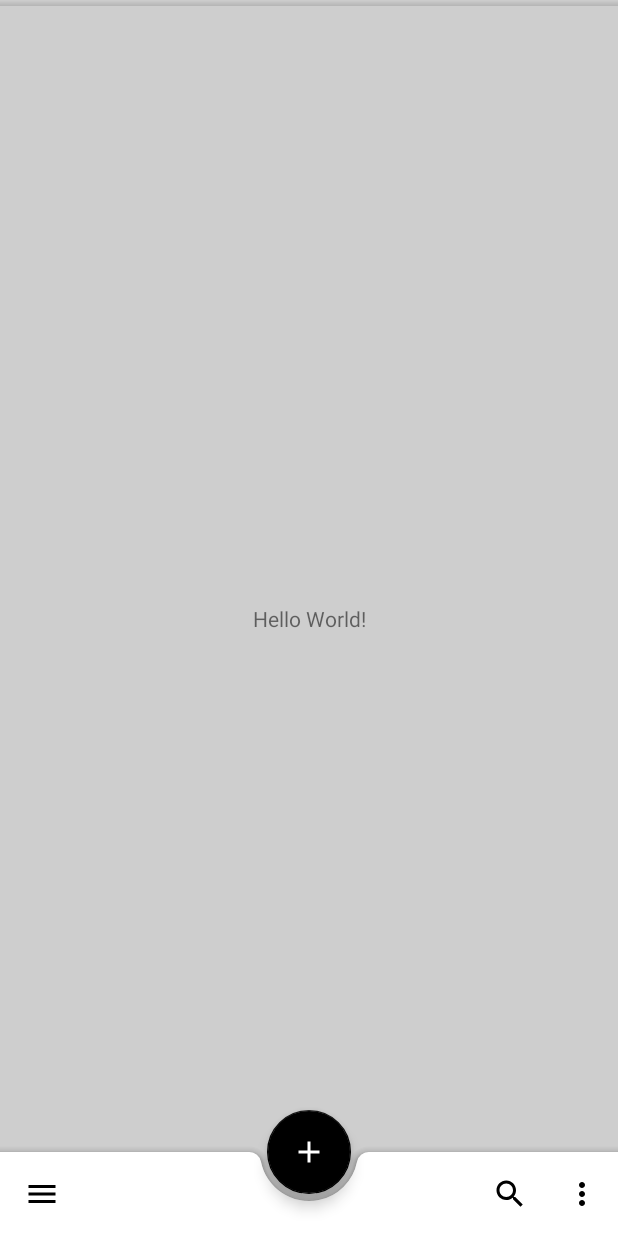
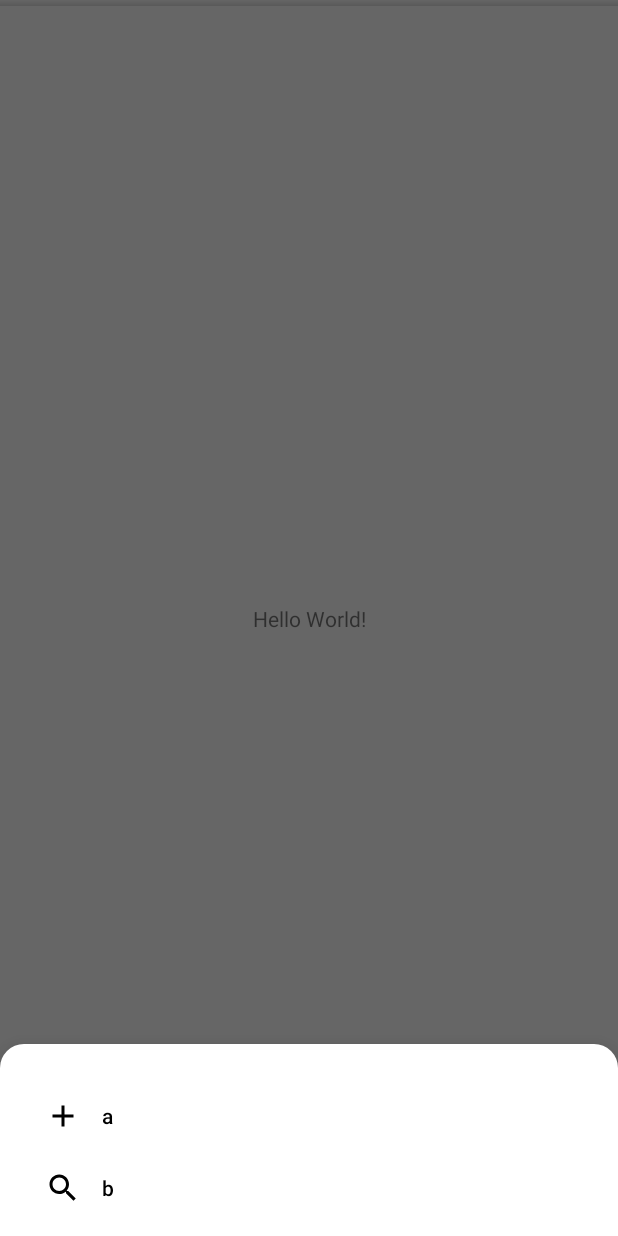
Before and after one commit to c-nguyen-prog/MaterialDesign2, an Android app: the screen it shows after launch (Main2Activity before the commit, MainActivity after it), after a tap on "xd", on a phone screen of 412 x 824 dp. Run offline under Robolectric (Android 15) with nearby library versions, the phone set to English and light mode, and no system bars.

Commit message:
Update options in BottomDialogs to have onClickListener

```diff
--- a/app/src/main/AndroidManifest.xml
+++ b/app/src/main/AndroidManifest.xml
@@ -10,8 +10,8 @@
         android:supportsRtl="true"
         android:theme="@style/AppTheme">
         <activity
-            android:name=".Main2Activity"
-            android:label="@string/title_activity_main2"
+            android:name=".MainActivity"
+            android:label="@string/title_activity_main"
             android:theme="@style/AppTheme.NoActionBar">
             <intent-filter>
                 <action android:name="android.intent.action.VIEW" />
--- a/app/src/main/java/de/chinguyen/materialdesign2/Main2Activity.java
+++ b/app/src/main/java/de/chinguyen/materialdesign2/MainActivity.java
@@ -3,9 +3,10 @@ package de.chinguyen.materialdesign2;
 import android.os.Bundle;
 
 import com.google.android.material.bottomappbar.BottomAppBar;
-import com.google.android.material.bottomsheet.BottomSheetDialogFragment;
 import com.google.android.material.floatingactionbutton.FloatingActionButton;
+import com.google.android.material.navigation.NavigationView;
 
+import androidx.annotation.NonNull;
 import androidx.appcompat.app.AppCompatActivity;
 
 import android.view.Menu;
@@ -14,33 +15,37 @@ import android.view.MenuItem;
 import android.view.View;
 import android.widget.Toast;
 
-public class Main2Activity extends AppCompatActivity {
+public class MainActivity extends AppCompatActivity {
 
     @Override
     protected void onCreate(Bundle savedInstanceState) {
         super.onCreate(savedInstanceState);
-        setContentView(R.layout.activity_main2);
+        setContentView(R.layout.activity_main);
+
+        //Declarations
+
+        // Set bottom app bar
         BottomAppBar bottomAppBar = (BottomAppBar) findViewById(R.id.bottom_app_bar);
         setSupportActionBar(bottomAppBar);
 
+        // Set FAB
         FloatingActionButton fab = findViewById(R.id.fab);
         fab.setOnClickListener(new View.OnClickListener() {
             @Override
             public void onClick(View view) {
-
-                //Snackbar.make(view, "Replace with your own action", Snackbar.LENGTH_LONG)
-                //        .setAction("Action", null).show();
-                Toast.makeText(Main2Activity.this, "FAB PRESSED", Toast.LENGTH_SHORT).show();
+                Toast.makeText(MainActivity.this, "FAB PRESSED", Toast.LENGTH_SHORT).show();
             }
         });
 
+        //Handle Navigation Button
         bottomAppBar.setNavigationOnClickListener(new View.OnClickListener() {
             @Override
             public void onClick(View v) {
-                RoundedBottomSheetDialogFragment bottomSheetDialogFragment = new RoundedBottomSheetDialogFragment();
-                bottomSheetDialogFragment.show(getSupportFragmentManager(), "bottomSheet");
+                NavigationBottomSheetFragment bottomSheetDialogFragment = new NavigationBottomSheetFragment();
+                bottomSheetDialogFragment.show(getSupportFragmentManager(), "navBottomSheet");
             }
         });
+
     }
 
 
@@ -55,15 +60,21 @@ public class Main2Activity extends AppCompatActivity {
     public boolean onOptionsItemSelected(MenuItem item) {
         // Handle item selection
         switch (item.getItemId()) {
+            //Handling Search Button
             case R.id.app_bar_search:
                 Toast.makeText(this, "Search", Toast.LENGTH_SHORT).show();
                 return true;
+
+            //Handle Options button
             case R.id.app_bar_more:
-                Toast.makeText(this, "More", Toast.LENGTH_SHORT).show();
+                OptionBottomSheetFragment optionBottomSheetFragment = new OptionBottomSheetFragment();
+                optionBottomSheetFragment.show(getSupportFragmentManager(), "optionBottomSheet");
+                //Toast.makeText(this, "More", Toast.LENGTH_SHORT).show();
                 return true;
 
             default:
                 return super.onOptionsItemSelected(item);
         }
     }
+
 }
--- /dev/null
+++ b/app/src/main/java/de/chinguyen/materialdesign2/OptionBottomSheetFragment.java
@@ -0,0 +1,53 @@
+package de.chinguyen.materialdesign2;
+
+import android.os.Bundle;
+import android.view.LayoutInflater;
+import android.view.MenuItem;
+import android.view.View;
+import android.view.ViewGroup;
+import android.widget.Toast;
+
+import com.google.android.material.bottomsheet.BottomSheetDialogFragment;
+import com.google.android.material.navigation.NavigationView;
+
+import androidx.annotation.NonNull;
+import androidx.annotation.Nullable;
+
+public class OptionBottomSheetFragment extends BottomSheetDialogFragment {
+
+    private View view = null;
+    @Override
+    public int getTheme() {
+        return R.style.BottomSheetDialogTheme;
+    }
+
+    @Nullable
+    @Override
+    public View onCreateView(@NonNull LayoutInflater inflater, @Nullable ViewGroup container, @Nullable Bundle savedInstanceState) {
+        view = inflater.inflate(R.layout.option_fragment_bottomsheet, container, false);
+        return view;
+    }
+
+    @Override
+    public void onActivityCreated(@Nullable Bundle savedInstanceState) {
+        super.onActivityCreated(savedInstanceState);
+
+        NavigationView optionView = (NavigationView) view.findViewById(R.id.options);
+        optionView.setNavigationItemSelectedListener(new NavigationView.OnNavigationItemSelectedListener() {
+            @Override
+            public boolean onNavigationItemSelected(@NonNull MenuItem item) {
+                switch (item.getItemId()) {
+                    case R.id.opt1:
+                        Toast.makeText(getContext(), "Opt1", Toast.LENGTH_SHORT).show();
+                        break;
+                    case R.id.opt2:
+                        Toast.makeText(getContext(), "Opt2", Toast.LENGTH_SHORT).show();
+                        break;
+                    default:
+                        break;
+                }
+                return false;
+            }
+        });
+    }
+}
--- a/app/src/main/res/layout/activity_main2.xml
+++ b/app/src/main/res/layout/activity_main.xml
@@ -5,8 +5,8 @@
     xmlns:tools="http://schemas.android.com/tools"
     android:layout_width="match_parent"
     android:layout_height="match_parent"
-    android:background="#cecece"
-    tools:context=".Main2Activity">
+    android:background="#fff"
+    tools:context=".MainActivity">
 
     <TextView
         android:layout_width="wrap_content"
@@ -30,8 +30,8 @@
             android:layout_height="wrap_content"
             android:layout_margin="2dp"
             app:srcCompat="@drawable/ic_add_white_24dp"
-            app:tint="@color/colorWhite"
-            app:backgroundTint="@color/colorBlack"
+            app:tint="@color/colorBlack"
+            app:backgroundTint="@color/colorWhite"
             app:fabSize="normal"
             app:layout_anchor="@id/bottom_app_bar" />
 
--- /dev/null
+++ b/app/src/main/res/layout/option_fragment_bottomsheet.xml
@@ -0,0 +1,24 @@
+<?xml version="1.0" encoding="utf-8"?>
+<androidx.constraintlayout.widget.ConstraintLayout
+    xmlns:app="http://schemas.android.com/apk/res-auto"
+    xmlns:tools="http://schemas.android.com/tools"
+    xmlns:android="http://schemas.android.com/apk/res/android"
+    android:layout_width="match_parent"
+    android:layout_height="wrap_content">
+
+
+    <com.google.android.material.navigation.NavigationView
+        android:id="@+id/options"
+        android:layout_width="match_parent"
+        android:layout_height="wrap_content"
+        android:layout_gravity="bottom"
+        android:layout_marginStart="8dp"
+        android:layout_marginTop="8dp"
+        android:layout_marginEnd="8dp"
+        app:layout_constraintEnd_toEndOf="parent"
+        app:layout_constraintStart_toStartOf="parent"
+        app:layout_constraintTop_toTopOf="parent"
+        app:menu="@menu/bottom_option_menu"/>
+
+
+</androidx.constraintlayout.widget.ConstraintLayout>
--- a/app/src/main/res/menu/bottom_app_bar_menu.xml
+++ b/app/src/main/res/menu/bottom_app_bar_menu.xml
@@ -2,7 +2,7 @@
 <menu xmlns:tools="http://schemas.android.com/tools"
     xmlns:app="http://schemas.android.com/apk/res-auto"
     xmlns:android="http://schemas.android.com/apk/res/android"
-    tools:context=".RoundedBottomSheetDialogFragment">
+    tools:context=".NavigationBottomSheetFragment">
 
     <item
         android:id="@+id/app_bar_search"
--- /dev/null
+++ b/app/src/main/res/menu/bottom_option_menu.xml
@@ -0,0 +1,19 @@
+<?xml version="1.0" encoding="utf-8"?>
+<menu xmlns:android="http://schemas.android.com/apk/res/android"
+    xmlns:app="http://schemas.android.com/apk/res-auto">
+    <group android:checkableBehavior="none">
+        <item
+            android:id="@+id/opt1"
+            android:icon="@drawable/ic_add_white_24dp"
+            android:title="a" />
+
+        <item
+            android:id="@+id/opt2"
+            android:icon="@drawable/ic_search_white_24dp"
+            android:title="b" />
+        <!--  <item
+              android:id="@+id/nav3"
+              android:icon="@drawable/baseline_forward_10_black_24"
+              android:title="@string/nav_item3" />-->
+    </group>
+</menu>
--- a/app/src/main/res/values/strings.xml
+++ b/app/src/main/res/values/strings.xml
@@ -1,4 +1,4 @@
 <resources>
     <string name="app_name">MaterialDesign2</string>
-    <string name="title_activity_main2">Main2Activity</string>
+    <string name="title_activity_main">MainActivity</string>
 </resources>
--- a/app/src/main/res/values/styles.xml
+++ b/app/src/main/res/values/styles.xml
@@ -4,10 +4,12 @@
     <style name="AppTheme" parent="Theme.MaterialComponents.Light.NoActionBar">
         <!-- Customize your theme here. -->
         <item name="colorPrimary">@color/colorPrimary</item>
-        <item name="colorPrimaryDark">@color/colorPrimaryDark</item>
+        <item name="colorPrimaryDark">@color/colorWhite</item>
         <item name="colorAccent">@color/colorAccent</item>
         <item name="android:navigationBarColor">@android:color/white</item>
         <item name="android:windowLightNavigationBar">true</item>
+        <item name="android:statusBarColor">@android:color/transparent</item>
+        <item name="android:windowLightStatusBar">true</item>
         <!--Color for menu button<item name="android:textColorSecondary">@color/colorWhite</item>-->
     </style>
 
@@ -17,7 +19,12 @@
         <item name="colorPrimary">@color/colorPrimary</item>
         <item name="colorPrimaryDark">@color/colorPrimaryDark</item>
         <item name="colorAccent">@color/colorAccent</item>
+        <item name="android:navigationBarColor">@android:color/white</item>
+        <item name="android:windowLightNavigationBar">true</item>
+        <item name="android:statusBarColor">@android:color/transparent</item>
+        <item name="android:windowLightStatusBar">true</item>
     </style>
+
     <style name="BottomSheet" parent="@style/Widget.Design.BottomSheet.Modal">
         <item name="android:background">@drawable/bg_bottom_sheet_dialog_fragment</item>
     </style>
```
Also changed, not shown: app/src/main/java/de/chinguyen/materialdesign2/NavigationBottomSheetFragment.java (added, +54 -0 lines), app/src/main/java/de/chinguyen/materialdesign2/RoundedBottomSheetDialogFragment.java (deleted, +0 -25 lines), app/src/main/res/layout/nav_fragment_bottomsheet.xml (renamed from app/src/main/res/layout/fragment_bottomsheet.xml), 1 other file.
